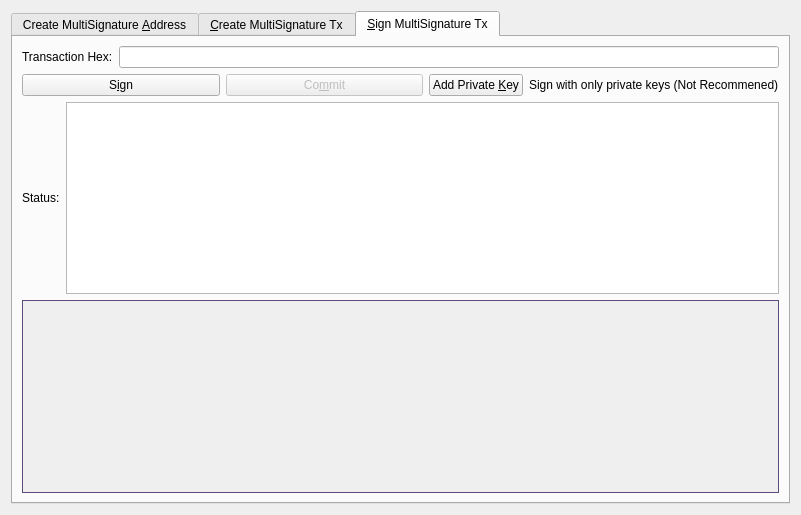
swiftcashproject/swiftcash, file src/qt/forms/multisigdialog.ui: the form before one commit.
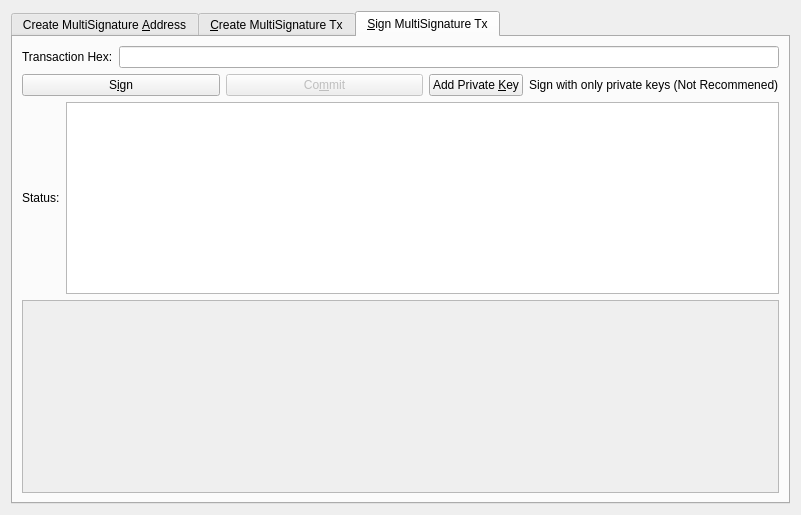
The form after the commit. The open tabs and pages were chosen to show the change. Icons and pictures are not drawn.

What changed in the file:
```diff
--- a/src/qt/forms/multisigdialog.ui
+++ b/src/qt/forms/multisigdialog.ui
@@ -22,9 +22,6 @@
   <layout class="QVBoxLayout" name="verticalLayout_8">
    <item>
     <widget class="QTabWidget" name="multisigTabWidget">
-     <property name="styleSheet">
-      <string notr="true">QScrollArea{border: 1px solid #5b4c7c;}</string>
-     </property>
      <property name="currentIndex">
       <number>1</number>
      </property>
@@ -591,17 +588,6 @@
       </layout>
      </widget>
      <widget class="QWidget" name="signMultisigTransaction">
-      <property name="styleSheet">
-       <string notr="true">txScrollArea:{
-	border: 1px solid #5b4c7c;
-}
-keyScrollArea:{
-	border: 1px solid #5b4c7c;
-}
-txScrollArea:{
-	border: 1px solid #5b4c7c;
-}</string>
-      </property>
       <attribute name="title">
        <string>&amp;Sign MultiSignature Tx</string>
       </attribute>
```
